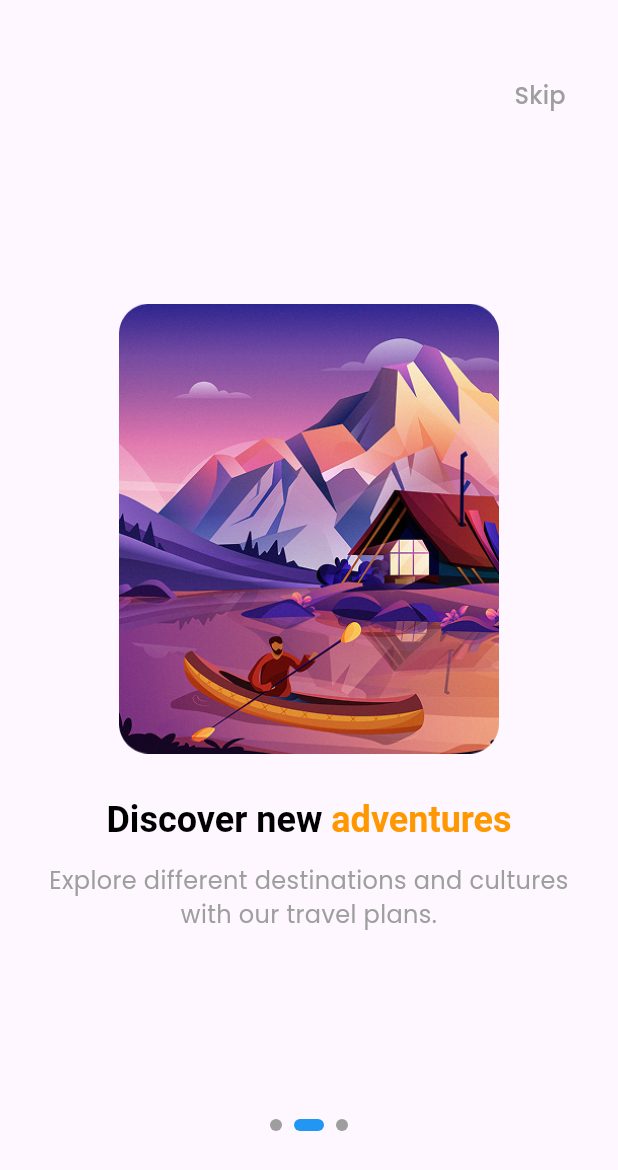
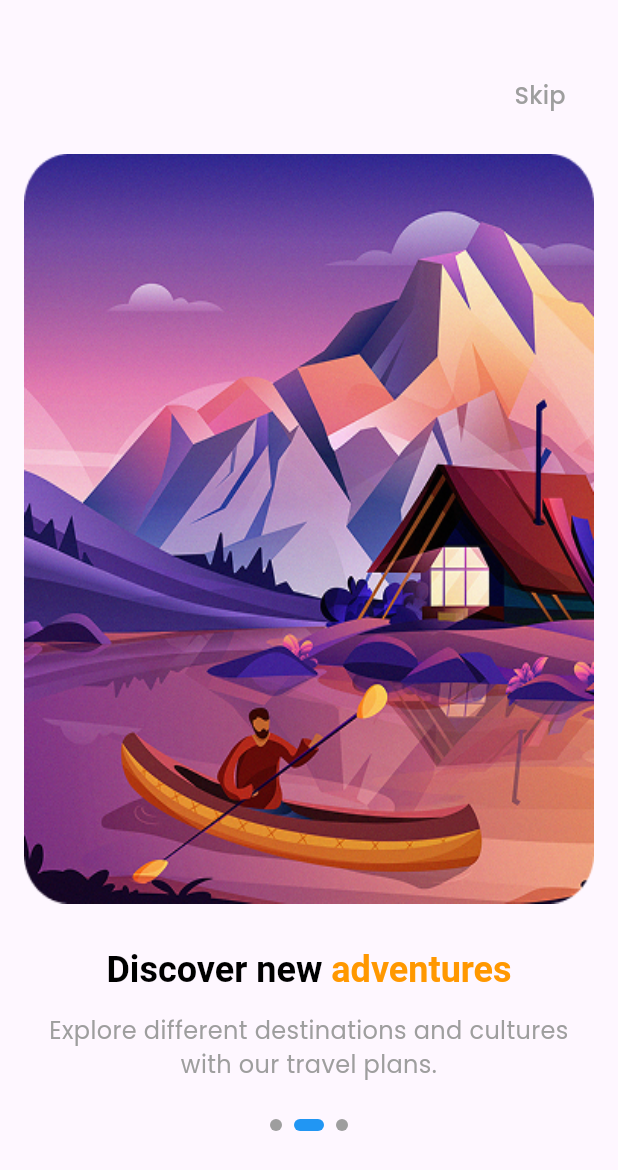
Before and after one commit to lanseu/BeyondBorders, a Flutter app: the screen it shows after launch, swiped to page 2, on a phone screen of 412 x 824 dp. Shown: the top 1170 px of the screen. Run offline on Flutter 3.47's test engine with Material 3 defaults, Android fonts, the phone set to English and light mode, and no system bars; our stand-ins replace flutter_svg, lottie.

Commit message:
Updates to files

```diff
--- a/lib/pages/main_page.dart
+++ b/lib/pages/main_page.dart
@@ -156,7 +156,7 @@ class OnboardingPage extends StatelessWidget {
       child: Column(
         mainAxisAlignment: MainAxisAlignment.center,
         children: [
-          Image.asset(image, height: 300, fit: BoxFit.cover),
+          Image.asset(image, height: 500, fit: BoxFit.fill),
           SizedBox(height: 30),
           RichText(
             textAlign: TextAlign.center,
--- a/pubspec.yaml
+++ b/pubspec.yaml
@@ -93,6 +93,7 @@ flutter:
       - assets/images/onboarding2.png
       - assets/images/onboarding3.png
       - assets/images/beyond_borders.png
+      - assets/images/london_bridge_header.jpg
       - assets/animations/beyond_borders_main.json
       - assets/animations/success.json
 
```
